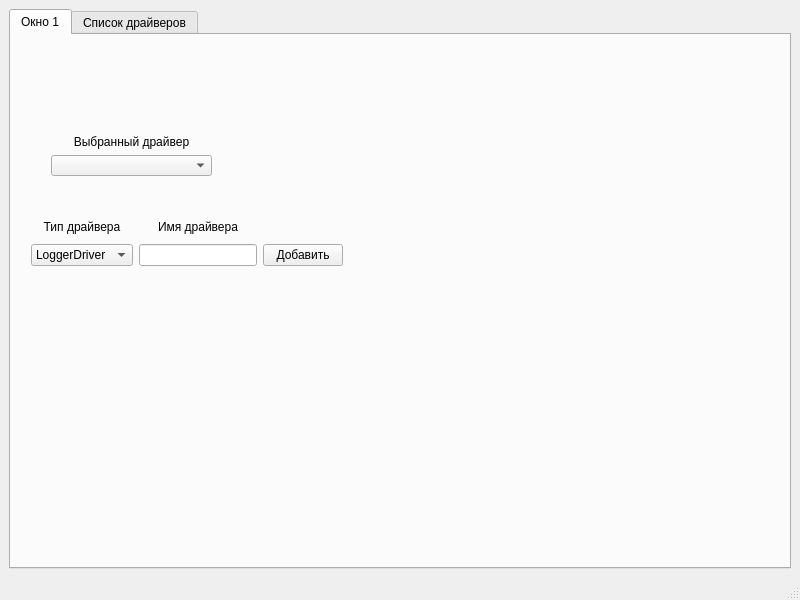
First picture: the form in mainwindow.ui, repository vokhmianin-da/runTimeConfigurator, before the edit.
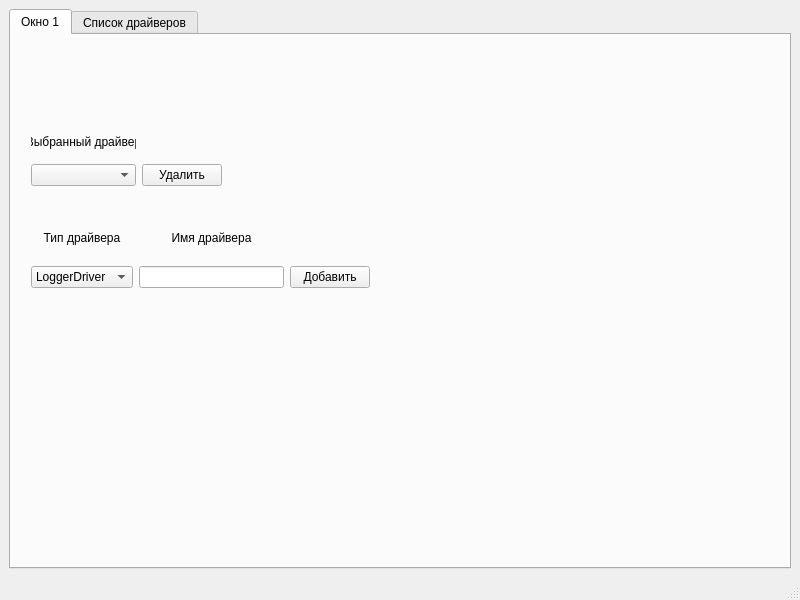
Second picture: the form after the edit.

Commit message: Добавлена возможность удаления драйверов

```diff
--- a/mainwindow.ui
+++ b/mainwindow.ui
@@ -29,8 +29,8 @@
          <rect>
           <x>20</x>
           <y>180</y>
-          <width>312</width>
-          <height>51</height>
+          <width>339</width>
+          <height>73</height>
          </rect>
         </property>
         <layout class="QHBoxLayout" name="horizontalLayout_2">
@@ -104,15 +104,17 @@
          </item>
         </layout>
        </widget>
-       <widget class="QWidget" name="layoutWidget">
+       <widget class="QWidget" name="">
         <property name="geometry">
          <rect>
-          <x>40</x>
-          <y>100</y>
-          <width>161</width>
-          <height>41</height>
+          <x>20</x>
+          <y>90</y>
+          <width>191</width>
+          <height>61</height>
          </rect>
         </property>
+        <layout class="QHBoxLayout" name="horizontalLayout_3">
+         <item>
         <layout class="QVBoxLayout" name="verticalLayout_4">
          <item>
           <widget class="QLabel" name="label_3">
@@ -126,6 +128,32 @@
          </item>
          <item>
           <widget class="QComboBox" name="cbDrivers"/>
+           </item>
+          </layout>
+         </item>
+         <item>
+          <layout class="QVBoxLayout" name="verticalLayout_6">
+           <item>
+            <spacer name="verticalSpacer_2">
+             <property name="orientation">
+              <enum>Qt::Vertical</enum>
+             </property>
+             <property name="sizeHint" stdset="0">
+              <size>
+               <width>20</width>
+               <height>40</height>
+              </size>
+             </property>
+            </spacer>
+           </item>
+           <item>
+            <widget class="QPushButton" name="pbDeleteDriver">
+             <property name="text">
+              <string>Удалить</string>
+             </property>
+            </widget>
+           </item>
+          </layout>
          </item>
         </layout>
        </widget>
```
Lines whose indentation alone changed are shown as unchanged. The commit also changes 2 other files.
